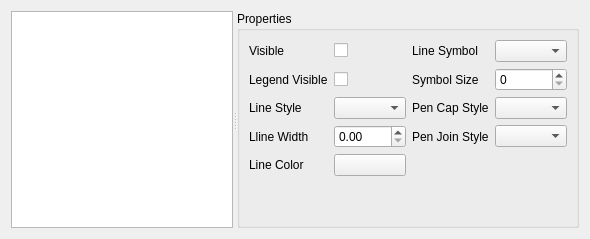
Before: the Qt Designer form itom1DQwtPlot/widgetCurveProperties.ui in itom-project/designerPlugins, drawn with Qt 5.
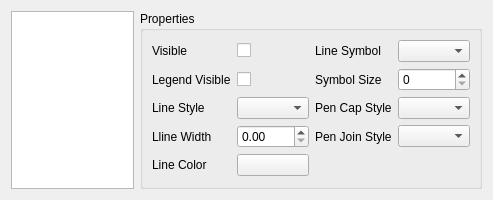
After: the same form once the commit is applied. Custom widgets are drawn as their Qt base class.

Commit message: fixed bug in size policy...

Diff of the .ui file:
```diff
--- a/itom1DQwtPlot/widgetCurveProperties.ui
+++ b/itom1DQwtPlot/widgetCurveProperties.ui
@@ -6,42 +6,33 @@
    <rect>
     <x>0</x>
     <y>0</y>
-    <width>590</width>
-    <height>225</height>
+    <width>493</width>
+    <height>186</height>
    </rect>
   </property>
   <property name="sizePolicy">
-   <sizepolicy hsizetype="Minimum" vsizetype="Minimum">
+   <sizepolicy hsizetype="Preferred" vsizetype="Preferred">
     <horstretch>0</horstretch>
     <verstretch>0</verstretch>
    </sizepolicy>
   </property>
+  <property name="maximumSize">
+   <size>
+    <width>16777215</width>
+    <height>16777215</height>
+   </size>
+  </property>
   <property name="windowTitle">
    <string>Form</string>
   </property>
-  <layout class="QGridLayout" name="gridLayout_2">
-   <item row="0" column="0">
-    <widget class="QSplitter" name="splitter">
-     <property name="orientation">
-      <enum>Qt::Horizontal</enum>
-     </property>
-     <widget class="QListWidget" name="listWidget">
-      <property name="sizePolicy">
-       <sizepolicy hsizetype="Expanding" vsizetype="Minimum">
-        <horstretch>0</horstretch>
-        <verstretch>0</verstretch>
-       </sizepolicy>
-      </property>
-      <property name="editTriggers">
-       <set>QAbstractItemView::DoubleClicked</set>
-      </property>
-      <property name="selectionMode">
-       <enum>QAbstractItemView::ExtendedSelection</enum>
-      </property>
-     </widget>
+  <layout class="QHBoxLayout" name="horizontalLayout">
+   <item>
+    <widget class="QListWidget" name="listWidget"/>
+   </item>
+   <item>
      <widget class="QGroupBox" name="groupBox">
       <property name="sizePolicy">
-       <sizepolicy hsizetype="Maximum" vsizetype="Minimum">
+      <sizepolicy hsizetype="Expanding" vsizetype="Minimum">
         <horstretch>0</horstretch>
         <verstretch>0</verstretch>
        </sizepolicy>
@@ -165,21 +156,23 @@
          </property>
         </widget>
        </item>
-       <item row="5" column="2">
+      <item row="5" column="3">
         <spacer name="verticalSpacer">
          <property name="orientation">
           <enum>Qt::Vertical</enum>
          </property>
+        <property name="sizeType">
+         <enum>QSizePolicy::Expanding</enum>
+        </property>
          <property name="sizeHint" stdset="0">
           <size>
            <width>20</width>
-           <height>40</height>
+          <height>1</height>
           </size>
          </property>
         </spacer>
        </item>
       </layout>
-     </widget>
     </widget>
    </item>
   </layout>
```
Left out of the diff: 130 changed lines with no effect on the pictures. Lines whose indentation alone changed are shown as unchanged. The commit also changes 2 other files.
